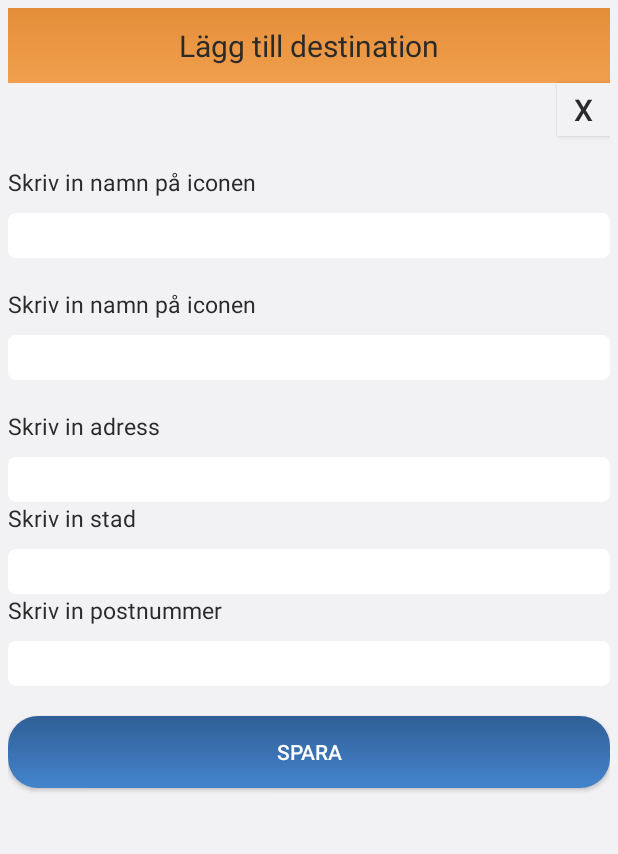
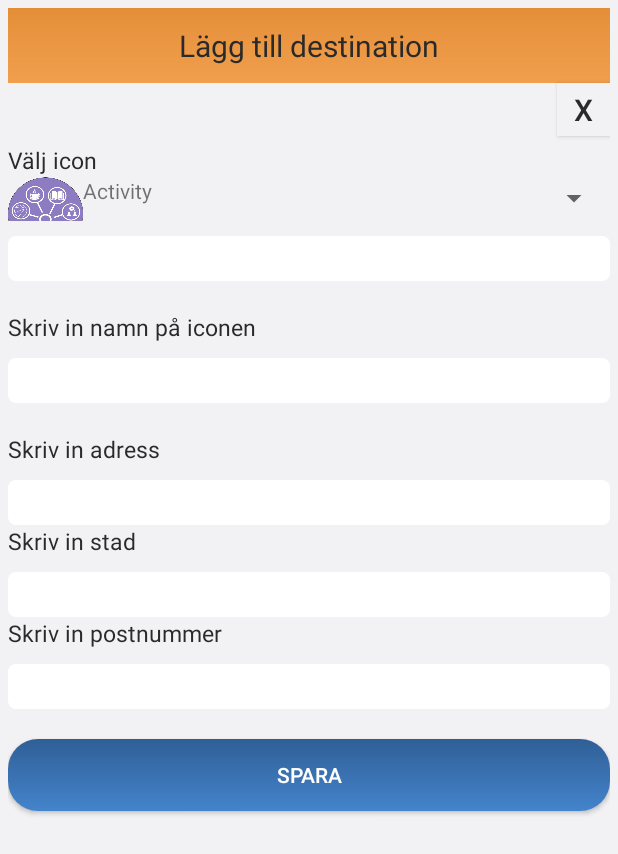
Before and after one commit to sofiejyrkinen/LeadTheWay, an Android app: the DestinationAdder screen opened directly, with no data from a screen before it, on a phone screen of 412 x 824 dp. Shown: the top 854 px of the screen. Run offline under Robolectric (Android 15) with nearby library versions, the phone set to English and light mode, and no system bars.

Commit message:
Skapade en meny för att välja iconer.

```diff
--- /dev/null
+++ b/app/src/main/java/app/garvinen/leadtheway/Adapter.java
@@ -0,0 +1,64 @@
+package app.garvinen.leadtheway;
+
+import android.content.Context;
+import android.view.LayoutInflater;
+import android.view.View;
+import android.view.ViewGroup;
+import android.widget.ArrayAdapter;
+import android.widget.ImageView;
+import android.widget.TextView;
+
+/**
+ * Created by sofiejyrkinen on 2016-12-12.
+ */
+
+public class Adapter extends ArrayAdapter <String> {
+
+    private Context c;
+    private String [] iconName;
+    private int [] iconImage;
+
+    Adapter(Context c, String[] iconName, int[] iconImage){
+        super(c, R.layout.model,iconName);
+        this.c = c;
+        this.iconName = iconName;
+        this.iconImage = iconImage;
+    }
+
+    @Override
+    public View getDropDownView(int position, View convertView, ViewGroup parent) {
+
+        if(convertView == null){
+            LayoutInflater inflater =(LayoutInflater)c.getSystemService(Context.LAYOUT_INFLATER_SERVICE);
+            convertView = inflater.inflate(R.layout.model,null);
+        }
+
+        TextView iconText = (TextView) convertView.findViewById(R.id.iconText);
+        ImageView img = (ImageView)convertView.findViewById(R.id.iconImage);
+
+        //Set data
+        iconText.setText(iconName[position]);
+        img.setImageResource(iconImage[position]);
+
+
+        return convertView;
+    }
+
+    @Override
+    public View getView(int position, View convertView, ViewGroup parent) {
+
+        if(convertView == null){
+            LayoutInflater inflater =(LayoutInflater)c.getSystemService(Context.LAYOUT_INFLATER_SERVICE);
+            convertView = inflater.inflate(R.layout.model,null);
+        }
+        TextView iconText = (TextView) convertView.findViewById(R.id.iconText);
+        ImageView img = (ImageView)convertView.findViewById(R.id.iconImage);
+
+        //Set data
+        iconText.setText(iconName[position]);
+        img.setImageResource(iconImage[position]);
+
+
+        return convertView;
+    }
+}
--- a/app/src/main/java/app/garvinen/leadtheway/DestinationAdder.java
+++ b/app/src/main/java/app/garvinen/leadtheway/DestinationAdder.java
@@ -6,12 +6,11 @@ import android.os.Bundle;
 import android.util.Log;
 import android.view.View;
 import android.view.ViewGroup;
-import android.widget.ArrayAdapter;
+import android.widget.AdapterView;
 import android.widget.Button;
 import android.widget.EditText;
-import android.widget.ListView;
-
-import java.util.List;
+import android.widget.Spinner;
+import android.widget.Toast;
 
 import app.garvinen.leadtheway.describe.Destination;
 import app.garvinen.leadtheway.model.DestinationModel;
@@ -27,14 +26,40 @@ public class DestinationAdder extends Activity {
     private DestinationModel dm;
     private Destination d;
 
+    Spinner spinner;
+    String [] iconName ={"Activity", "Boy", "Dad", "Girl", "Home", "Hospital", "Mom", "School", "Store", "Work" };
+    int [] iconImage = {R.drawable.icon_activity, R.drawable.icon_boy, R.drawable.icon_dad,
+            R.drawable.icon_girl, R.drawable.icon_home, R.drawable.icon_hospital,
+            R.drawable.icon_mom, R.drawable.icon_school, R.drawable. icon_store, R.drawable.icon_work};
+
+
+
     @Override
     protected void onCreate(Bundle savedInstanceState) {
         super.onCreate(savedInstanceState);
         setContentView(R.layout.destination_adder);
         getWindow().setLayout(ViewGroup.LayoutParams.MATCH_PARENT, ViewGroup.LayoutParams.MATCH_PARENT); //This code is inspired by code from Stackoverflow
         initiateButtons();
+        dm = new DestinationModel(this);
 
-        dm = new DestinationModel(this);
+        spinner =(Spinner)findViewById(R.id.iconAdder);
+
+        Adapter adapter = new Adapter(this, iconName, iconImage);
+        spinner.setAdapter(adapter);
+
+        spinner.setOnItemSelectedListener(new AdapterView.OnItemSelectedListener(){
+
+            @Override
+            public void onItemSelected(AdapterView<?> adapterView, View view, int i, long l) {
+                Toast.makeText(getApplicationContext(), iconName[i], Toast.LENGTH_SHORT).show();
+            }
+
+            @Override
+            public void onNothingSelected(AdapterView<?> adapterView) {
+
+            }
+        });
+
 
         /*
         * The code below is inspired by code from Stackoverflow.
@@ -50,6 +75,7 @@ public class DestinationAdder extends Activity {
 
     }//end of onCreate
 
+
     public void initiateButtons() {
         Button buttonClose = (Button) findViewById(R.id.buttonClose);
         buttonClose.setOnClickListener(new View.OnClickListener() {
@@ -61,8 +87,7 @@ public class DestinationAdder extends Activity {
 
     }//end of initiateButtons
 
-
-
+    //The button that adds a new destination
     public void buttonClick(View view) {
         Log.d(LOG_TAG, " button clicked");
         EditText iconField  = (EditText) findViewById(R.id.TextFieldIcon);
@@ -78,10 +103,14 @@ public class DestinationAdder extends Activity {
         String city = cityField.getText().toString();
         String postalCode = postalField.getText().toString();
 
+
        Destination d = new Destination(icon, iconName, adress, city, postalCode);
         Log.d(LOG_TAG, "value of d: " + (d));
         Log.d(LOG_TAG, "value of dm: " + (dm));
         dm.addDestination(d);
+
+        Intent intent = new Intent(DestinationAdder.this, SettingsDestinationActivity.class);
+        startActivity(intent);
     }
 
 
--- a/app/src/main/res/layout/destination_adder.xml
+++ b/app/src/main/res/layout/destination_adder.xml
@@ -32,13 +32,19 @@
 
     <TextView
         android:id="@+id/LabelIcon"
-        android:text="Skriv in namn på iconen"
-        android:layout_marginTop="20sp"
+        android:text="Välj icon"
+        android:layout_marginTop="5sp"
         android:layout_width="wrap_content"
         android:layout_height="wrap_content"
         android:textSize="15sp"
         android:textColor="#2b2a2a"
         />
+
+    <Spinner
+        android:id="@+id/iconAdder"
+        android:layout_height="30sp"
+        android:layout_width="match_parent"
+        android:spinnerMode="dialog" />
 
     <EditText
         android:id="@+id/TextFieldIcon"
--- /dev/null
+++ b/app/src/main/res/layout/model.xml
@@ -0,0 +1,22 @@
+<?xml version="1.0" encoding="utf-8"?>
+<LinearLayout xmlns:android="http://schemas.android.com/apk/res/android"
+    xmlns:app="http://schemas.android.com/apk/res-auto"
+    android:layout_width="match_parent"
+    android:layout_height="match_parent"
+    android:weightSum="1">
+
+
+    <ImageView
+        android:layout_width="50dp"
+        android:layout_height="50dp"
+        app:srcCompat="@mipmap/ic_launcher"
+        android:id="@+id/iconImage" />
+
+    <TextView
+        android:text="TextView"
+        android:layout_width="match_parent"
+        android:layout_height="70dp"
+        android:id="@+id/iconText"
+        android:layout_weight="1" />
+
+</LinearLayout>
```
